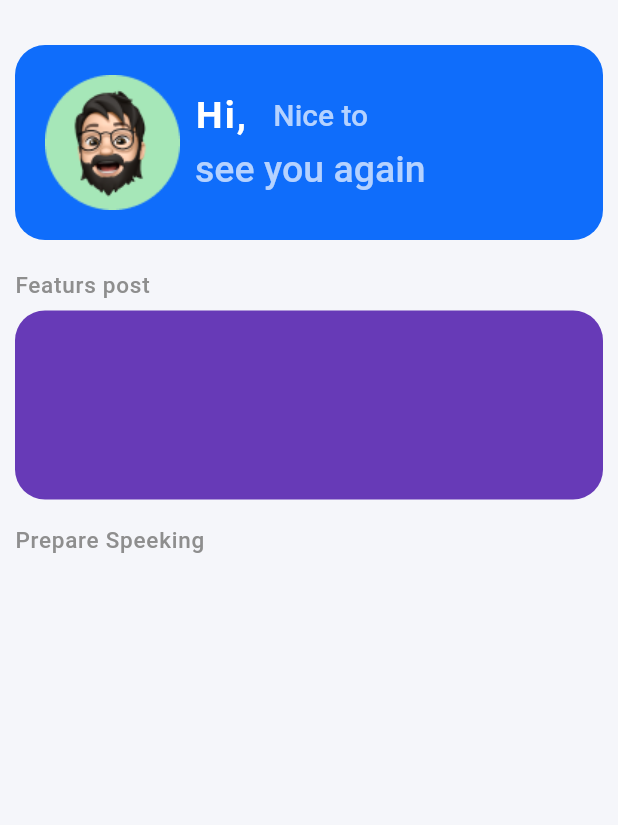
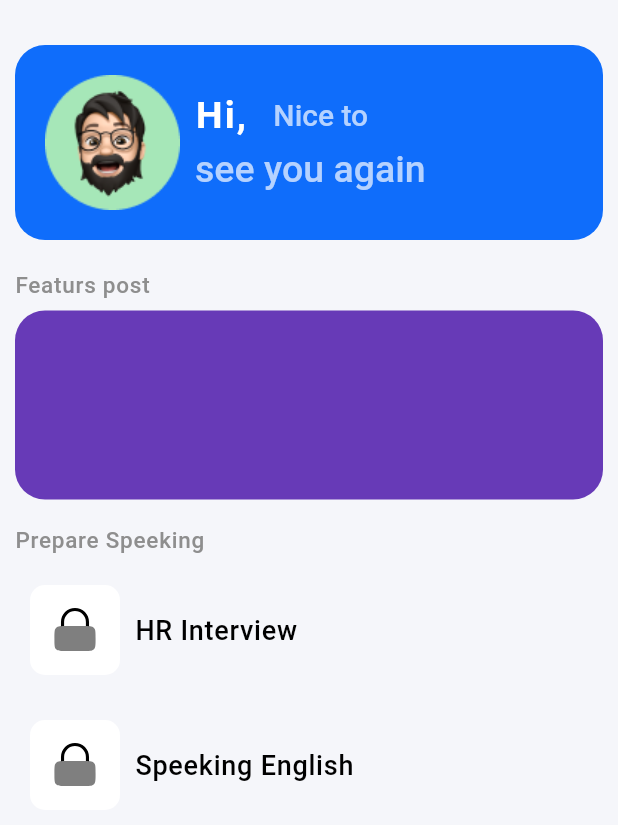
Before and after one commit to MrNitishroy/InterviewPrep, a Flutter app: the HomeData screen opened directly, on a phone screen of 412 x 824 dp. Shown: the top 825 px of the screen. Run offline on Flutter 3.47's test engine with Material 2 defaults, Android fonts, the phone set to English and light mode, and no system bars; drawn by our look-alikes of carousel_slider; our stand-ins replace firebase_auth, firebase_core, flutter_svg, flutter_tts, fluttertoast, get and 6 more; accounts and stored records are empty.

Commit message:
question category and level added

```diff
--- /dev/null
+++ b/lib/Components/Home/ListCategory.dart
@@ -0,0 +1,55 @@
+import 'package:flutter/cupertino.dart';
+import 'package:flutter/material.dart';
+import 'package:flutter_svg/svg.dart';
+
+class InterviewCategory extends StatelessWidget {
+  final String title;
+  final String iconPath;
+  final VoidCallback ontap;
+  const InterviewCategory(
+      {super.key,
+      required this.title,
+      required this.iconPath,
+      required this.ontap});
+
+  @override
+  Widget build(BuildContext context) {
+    return InkWell(
+      onTap: ontap,
+      child: Container(
+        margin: EdgeInsets.only(bottom: 10),
+        padding: EdgeInsets.all(10),
+        decoration: BoxDecoration(
+          color: Theme.of(context).colorScheme.primaryContainer,
+          borderRadius: BorderRadius.circular(
+            10,
+          ),
+        ),
+        child: Row(
+          children: [
+            Container(
+              padding: EdgeInsets.all(15),
+              decoration: BoxDecoration(
+                color: Theme.of(context).colorScheme.background,
+                borderRadius: BorderRadius.circular(
+                  10,
+                ),
+              ),
+              child: SvgPicture.asset(
+                iconPath,
+                width: 30,
+                height: 30,
+                color: Theme.of(context).colorScheme.onBackground,
+              ),
+            ),
+            SizedBox(width: 10),
+            Text(
+              title,
+              style: Theme.of(context).textTheme.bodyLarge,
+            )
+          ],
+        ),
+      ),
+    );
+  }
+}
--- a/lib/Config/Data.dart
+++ b/lib/Config/Data.dart
@@ -1,4 +1,5 @@
 import 'package:chatgpt/Model/PromptModel.dart';
+import 'package:chatgpt/Model/QuestionModel.dart';
 
 var conversetionPrompt = [
   PromptModel(
@@ -22,3 +23,114 @@ var conversetionPrompt = [
     category: "Hotel",
   ),
 ];
+
+var QuestionData = [
+  QuestionModel(
+    title: "HR Interview",
+    isCompleted: false,
+    questionLevel: [
+      QuestionLevel(
+          level: "Level 1",
+          isCompeleted: false,
+          totalScore: 0,
+          listOfQuestion: [
+            ListOfQuestion(
+              question: "Tell me about your self",
+              answer: "",
+              userAnswer: "",
+            ),
+            ListOfQuestion(
+              question: "What is your salary expactetion",
+              answer: "",
+              userAnswer: "",
+            ),
+          ]),
+      QuestionLevel(
+          level: "Level 2",
+          isCompeleted: false,
+          totalScore: 0,
+          listOfQuestion: [
+            ListOfQuestion(
+              question: "Tell me about your self",
+              answer: "",
+              userAnswer: "",
+            ),
+            ListOfQuestion(
+              question: "What is your salary expactetion",
+              answer: "",
+              userAnswer: "",
+            ),
+          ]),
+      QuestionLevel(
+          level: "Level 2",
+          isCompeleted: false,
+          totalScore: 0,
+          listOfQuestion: [
+            ListOfQuestion(
+              question: "Tell me about your self",
+              answer: "",
+              userAnswer: "",
+            ),
+            ListOfQuestion(
+              question: "What is your salary expactetion",
+              answer: "",
+              userAnswer: "",
+            ),
+          ]),
+    ],
+  ),
+  QuestionModel(
+    title: "Speeking English",
+    isCompleted: false,
+    questionLevel: [
+      QuestionLevel(
+          level: "Level 1",
+          isCompeleted: false,
+          totalScore: 0,
+          listOfQuestion: [
+            ListOfQuestion(
+              question: "Tell me about your self",
+              answer: "",
+              userAnswer: "",
+            ),
+            ListOfQuestion(
+              question: "What is your salary expactetion",
+              answer: "",
+              userAnswer: "",
+            ),
+          ]),
+      QuestionLevel(
+          level: "Level 2",
+          isCompeleted: false,
+          totalScore: 0,
+          listOfQuestion: [
+            ListOfQuestion(
+              question: "Tell me about your self",
+              answer: "",
+              userAnswer: "",
+            ),
+            ListOfQuestion(
+              question: "What is your salary expactetion",
+              answer: "",
+              userAnswer: "",
+            ),
+          ]),
+      QuestionLevel(
+          level: "Level 2",
+          isCompeleted: false,
+          totalScore: 0,
+          listOfQuestion: [
+            ListOfQuestion(
+              question: "Tell me about your self",
+              answer: "",
+              userAnswer: "",
+            ),
+            ListOfQuestion(
+              question: "What is your salary expactetion",
+              answer: "",
+              userAnswer: "",
+            ),
+          ]),
+    ],
+  ),
+];
--- a/lib/Config/Themes.dart
+++ b/lib/Config/Themes.dart
@@ -41,6 +41,11 @@ var lightTheme = ThemeData(
       fontSize: 20,
       fontWeight: FontWeight.w600,
       color: lLableColor,
+    ),
+    bodyLarge: TextStyle(
+      fontSize: 18,
+      fontWeight: FontWeight.w500,
+      color: lFontColor,
     ),
   ),
 );
@@ -86,5 +91,10 @@ var darkTheme = ThemeData(
       fontWeight: FontWeight.w600,
       color: dLableColor,
     ),
+    bodyLarge: TextStyle(
+      fontSize: 18,
+      fontWeight: FontWeight.w500,
+      color: dFontColor,
+    ),
   ),
 );
--- a/lib/Pages/HomePage/HomeData.dart
+++ b/lib/Pages/HomePage/HomeData.dart
@@ -1,9 +1,13 @@
 import 'package:carousel_slider/carousel_slider.dart';
+import 'package:chatgpt/Components/Home/ListCategory.dart';
 import 'package:chatgpt/Components/Home/UserInfo.dart';
+import 'package:chatgpt/Config/Data.dart';
 import 'package:chatgpt/Controller/AuthController.dart';
 import 'package:chatgpt/Controller/HomeController.dart';
+import 'package:chatgpt/Pages/QuestionLevel/QuestionLevel.dart';
 import 'package:flutter/cupertino.dart';
 import 'package:flutter/material.dart';
+import 'package:flutter_svg/flutter_svg.dart';
 import 'package:get/get.dart';
 
 class HomeData extends StatelessWidget {
@@ -15,6 +19,7 @@ class HomeData extends StatelessWidget {
     return Scaffold(
       body: Padding(
         padding: const EdgeInsets.all(10),
+        child: SingleChildScrollView(
           child: Column(
             children: [
               SizedBox(height: 20),
@@ -56,8 +61,22 @@ class HomeData extends StatelessWidget {
                   ),
                 ],
               ),
-
+              SizedBox(height: 10),
+              Column(
+                children: QuestionData.map(
+                  (e) => InterviewCategory(
+                    ontap: () {
+                      Get.to(QuestionLevelPage(
+                        data: e,
+                      ));
+                    },
+                    title: e.title.toString(),
+                    iconPath: "Assets/Icons/lock.svg",
+                  ),
+                ).toList(),
+              )
             ],
+          ),
         ),
       ),
     );
--- a/pubspec.yaml
+++ b/pubspec.yaml
@@ -51,6 +51,7 @@ dependencies:
   google_nav_bar: ^5.0.6
   google_sign_in: ^6.1.5
   carousel_slider: ^4.2.1
+  camera: ^0.10.5+4
 dev_dependencies:
   flutter_test:
     sdk: flutter
```
Also changed, not shown: lib/Model/QuestionModel.dart (added, +73 -0 lines), lib/Pages/QuestionLevel/QuestionLevel.dart (added, +92 -0 lines), pubspec.lock. Lines whose indentation alone changed are shown as unchanged.
